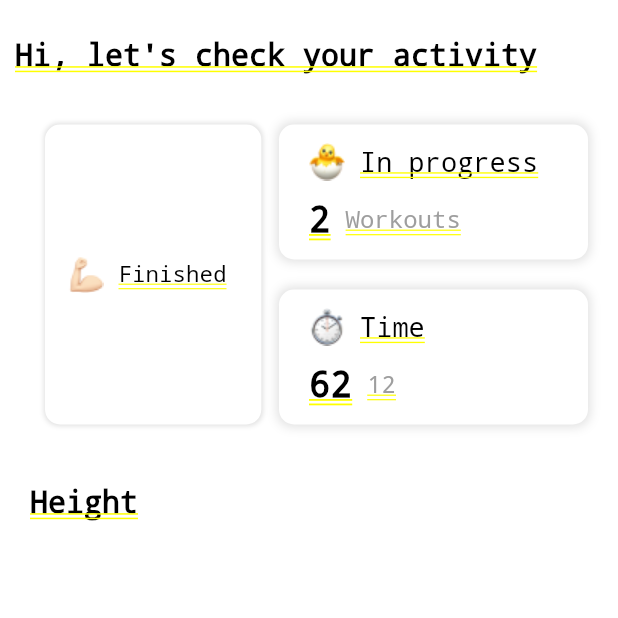
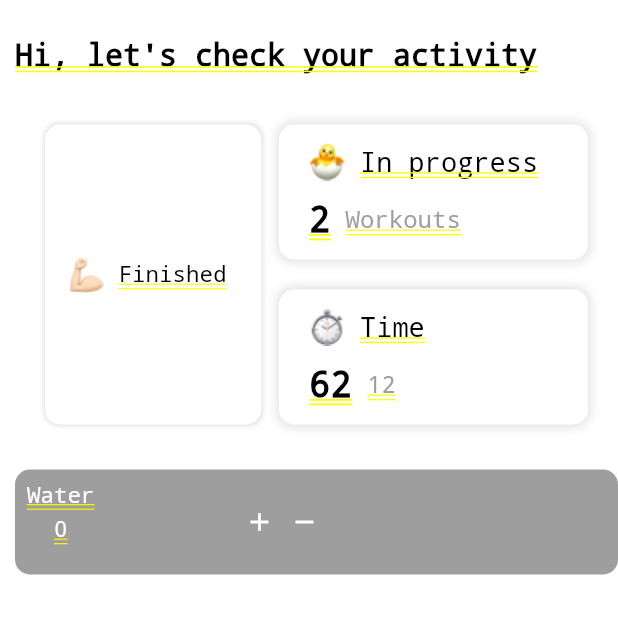
Before and after one commit to mobisa-012/analytics_page, a Flutter app: the screen it shows after launch, on a phone screen of 412 x 824 dp, the top half of it. Run offline on Flutter 3.47's test engine with Material 2 defaults, Android fonts, the light colour scheme and no system bars.

Commit message:
added water field

```diff
--- a/analytics_page2/lib/analytics_page.dart
+++ b/analytics_page2/lib/analytics_page.dart
@@ -58,52 +58,73 @@ class _AnalyticsPageState extends State<AnalyticsPage> {
   }
 
   Widget _createMetrics(BuildContext context) {
-    final screenWidth = MediaQuery.of(context).size.width;
-    return Column(
-      crossAxisAlignment: CrossAxisAlignment.stretch,
-      children: [
+    int water = 0;
+
+    void incrementCounter() {
+    setState(() {
+      water++;
+    });
+  }
+
+  void decrementCounter() {
+    setState(() {
+      water--;
+    });
+  }
+    return Column(crossAxisAlignment: CrossAxisAlignment.stretch, children: [
       Container(
-        padding: const EdgeInsets.all(10),
-        width: screenWidth,
+        padding: const EdgeInsets.all(8),
+        width: 300,
         height: 70,
         decoration: BoxDecoration(
-          borderRadius: BorderRadius.circular(10),
-        ),
-        child: Column(
-          crossAxisAlignment: CrossAxisAlignment.start,
+            borderRadius: BorderRadius.circular(10), color: Colors.black38),
+        child: Row(
           children: [
-            _createHeightField(context),
-            const SizedBox(
-              height: 5,
+            Column(
+              children: [
+                const Text(
+                  TextConstants.water,
+                  style: TextStyle(
+                    fontSize: 15,
+                    fontWeight: FontWeight.w400,
+                    color: Colors.white,
+                  ),
+                ),
+                const SizedBox(height: 5,),
+                Text(
+                  '$water',
+                  style: const TextStyle(
+                    fontSize: 15,
+                    color: Colors.white,
+                    fontWeight: FontWeight.w200
+                  ),
+                )
+              ],
             ),
-            //_createWeightField(context),
-            const SizedBox(
-              height: 2,
+            const SizedBox(width: 100,),
+            Material(
+              color: Colors.transparent,
+              child: InkWell(
+                borderRadius: BorderRadius.circular(30),
+                onTap: incrementCounter,
+                child: const Icon(Icons.add,
+                size: 20, color: Colors.white,),
+              ),
             ),
-            //_createBMI(),
-            const SizedBox(
-              height: 2,
-            ),
-            //_createWater(context),
+            const SizedBox(width: 10,),
+            Material(
+              color: Colors.transparent,
+              child: InkWell(
+                borderRadius: BorderRadius.circular(30),
+                onTap: decrementCounter,
+                child: const Icon(Icons.remove,
+                size: 20, color: Colors.white,),
+              ),
+            )
           ],
         ),
-      )
+      ),
     ]);
-  }
-
-  Widget _createHeightField(BuildContext context) {
-    var value = 0;
-    return Row(
-      mainAxisAlignment: MainAxisAlignment.spaceBetween,
-      children: const [
-        Text(
-          TextConstants.height,
-          style: TextStyle(
-              fontSize: 20, fontWeight: FontWeight.bold, color: Colors.black),
-        ),
-        Material(),
-      ],
-    );
   }
 }
 
```
